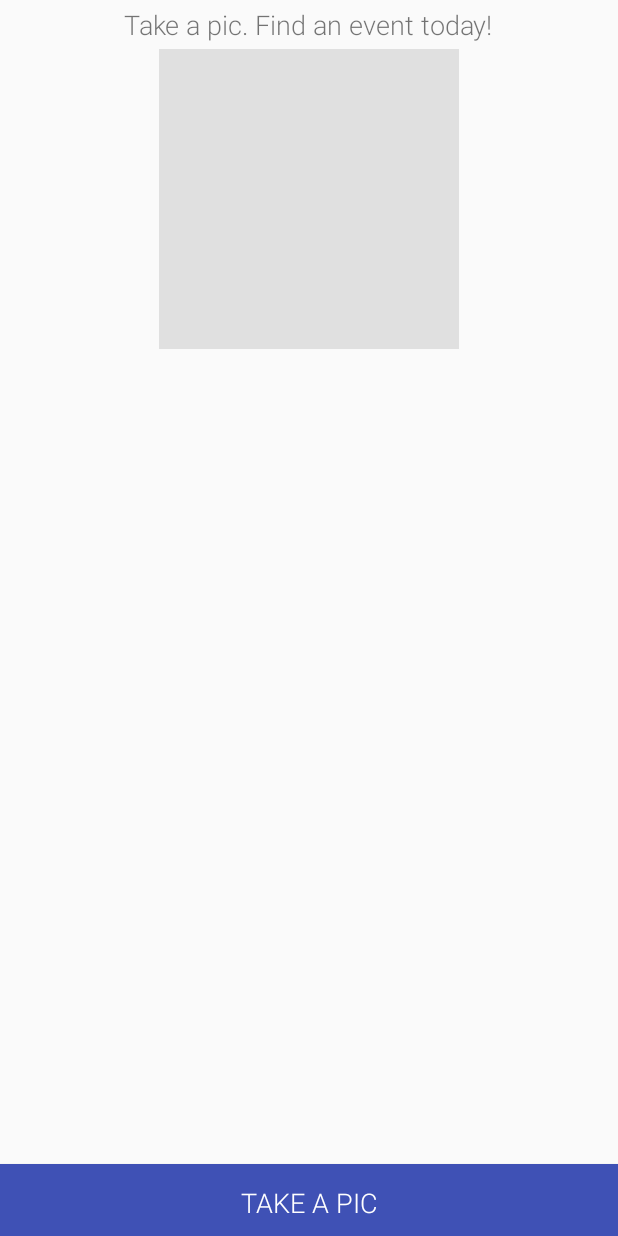
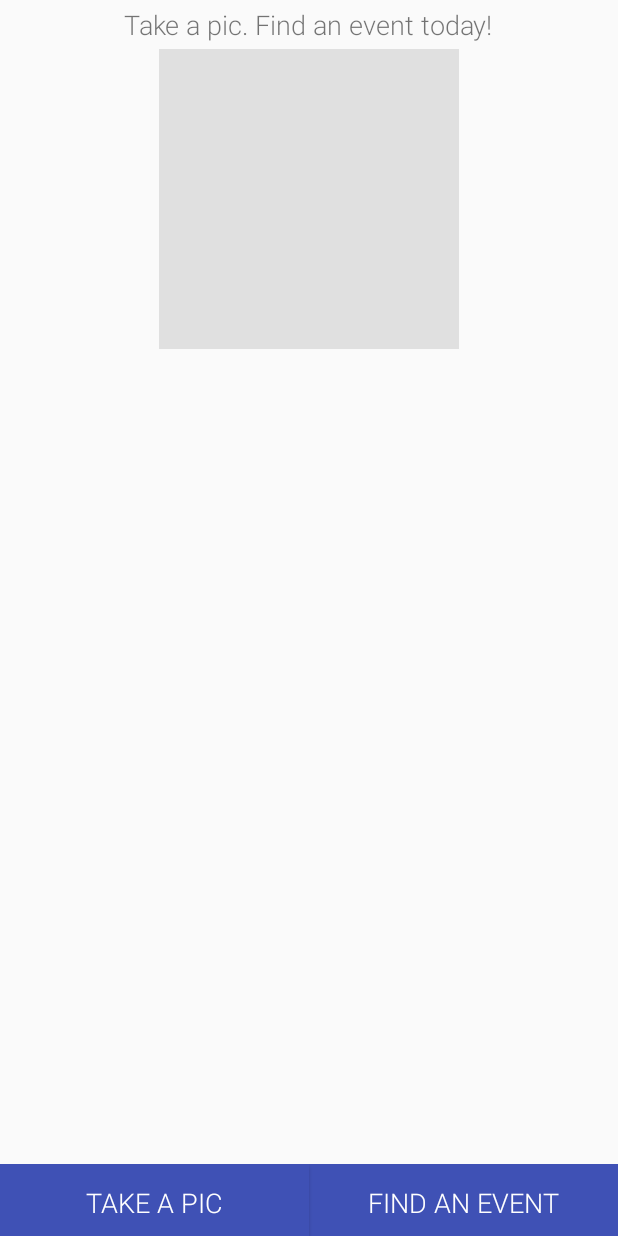
Before and after one commit to jordanleex13/HackPrinceton, an Android app: the layout activity_recognize.xml on its own in the app's theme, with its tools: preview values and no code run, on a phone screen of 412 x 824 dp. Run offline under Robolectric (Android 15) with nearby library versions, the phone set to English and light mode, and no system bars; network calls fail.

Commit message:
More revisions

```diff
--- a/HackPrinceton/app/src/main/java/com/jordanleex13/hackprinceton/Helpers/RunnableParseJson.java
+++ b/HackPrinceton/app/src/main/java/com/jordanleex13/hackprinceton/Helpers/RunnableParseJson.java
@@ -50,7 +50,7 @@ public class RunnableParseJson implements Runnable {
         String ipAddress = Utils.getIPAddress(true);
         String in;
         if (!ipAddress.isEmpty()) {
-            in = "https://api.seatgeek.com/2/events?taxonomies.name=" + searchTerm + "&per_page=40&geoip=" + ipAddress + "&range=40mi";
+            in = "https://api.seatgeek.com/2/events?taxonomies.name=" + searchTerm + "&per_page=25&geoip=" + ipAddress + "&range=40mi";
         } else {
             in = "https://api.seatgeek.com/2/events?taxonomies.name=" + searchTerm + "&per_page=40";
         }
--- a/HackPrinceton/app/src/main/res/layout/activity_recognize.xml
+++ b/HackPrinceton/app/src/main/res/layout/activity_recognize.xml
@@ -32,7 +32,7 @@
         android:layout_height="wrap_content"
         android:layout_margin="@dimen/small_margin"
         android:layout_below="@id/selectedImage"
-        android:layout_above="@+id/buttonSelectImage">
+        android:layout_above="@+id/activity_recognize_buttons">
         <TextView
             android:layout_width="wrap_content"
             android:layout_height="match_parent"
@@ -43,12 +43,18 @@
     </ScrollView>
 
 
-    <Button
-        android:id="@id/buttonSelectImage"
-        android:onClick="selectImage"
+    <LinearLayout
+        android:id="@id/activity_recognize_buttons"
         android:layout_width="match_parent"
         android:layout_height="wrap_content"
-        android:layout_alignParentBottom="true"
+        android:orientation="horizontal"
+        android:layout_alignParentBottom="true">
+
+        <Button
+            android:id="@+id/buttonTakePic"
+            android:layout_width="0dp"
+            android:layout_weight="1"
+            android:layout_height="wrap_content"
             android:background="@color/colorPrimary"
             android:textColor="@color/white"
             android:text="Take A Pic"
@@ -56,4 +62,20 @@
             android:fontFamily="sans-serif-light"
             style="@android:style/ButtonBar" />
 
+        <Button
+            android:id="@+id/buttonLaunchMaps"
+            android:layout_width="0dp"
+            android:layout_weight="1"
+            android:layout_height="wrap_content"
+            android:layout_alignParentBottom="true"
+            android:background="@color/colorPrimary"
+            android:textColor="@color/white"
+            android:enabled="false"
+            android:text="Find an Event"
+            android:textSize="@dimen/medium_text"
+            android:fontFamily="sans-serif-light"
+            style="@android:style/ButtonBar" />
+
+    </LinearLayout>
+
 </RelativeLayout>
```
Also changed, not shown: HackPrinceton/app/src/main/AndroidManifest.xml (+4 -5 lines), HackPrinceton/app/src/main/java/com/jordanleex13/hackprinceton/RecognizeActivity.java (+54 -6 lines). Lines whose indentation alone changed are shown as unchanged.
